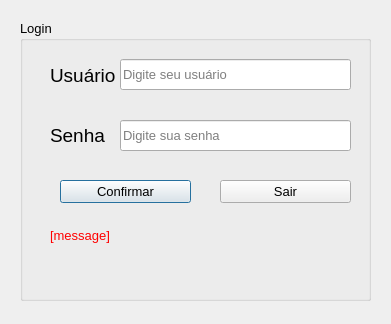
bruno-bert/nfpauto, file login.ui: the form before one commit.
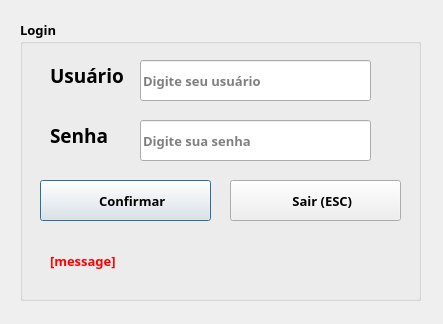
The form after the commit. Icons and pictures are not drawn.

What changed in the file:
```diff
--- a/login.ui
+++ b/login.ui
@@ -6,7 +6,7 @@
    <rect>
     <x>0</x>
     <y>0</y>
-    <width>391</width>
+    <width>443</width>
     <height>324</height>
    </rect>
   </property>
@@ -23,10 +23,17 @@
     <rect>
      <x>20</x>
      <y>20</y>
-     <width>351</width>
+     <width>401</width>
      <height>281</height>
     </rect>
    </property>
+   <property name="font">
+    <font>
+     <family>Montserrat Alternates SemiBold</family>
+     <weight>75</weight>
+     <bold>true</bold>
+    </font>
+   </property>
    <property name="title">
     <string>Login</string>
    </property>
@@ -34,14 +41,17 @@
     <property name="geometry">
      <rect>
       <x>30</x>
-      <y>200</y>
+      <y>220</y>
       <width>291</width>
-      <height>31</height>
+      <height>41</height>
      </rect>
     </property>
     <property name="font">
      <font>
+      <family>Montserrat Alternates SemiBold</family>
       <pointsize>10</pointsize>
+      <weight>75</weight>
+      <bold>true</bold>
      </font>
     </property>
     <property name="styleSheet">
@@ -59,13 +69,16 @@
      <rect>
       <x>30</x>
       <y>40</y>
-      <width>71</width>
+      <width>81</width>
       <height>31</height>
      </rect>
     </property>
     <property name="font">
      <font>
+      <family>Montserrat Alternates SemiBold</family>
       <pointsize>14</pointsize>
+      <weight>75</weight>
+      <bold>true</bold>
      </font>
     </property>
     <property name="text">
@@ -83,7 +96,10 @@
     </property>
     <property name="font">
      <font>
+      <family>Montserrat Alternates SemiBold</family>
       <pointsize>14</pointsize>
+      <weight>75</weight>
+      <bold>true</bold>
      </font>
     </property>
     <property name="text">
@@ -93,12 +109,19 @@
    <widget class="QLineEdit" name="txt_usuario">
     <property name="geometry">
      <rect>
-      <x>100</x>
-      <y>39</y>
+      <x>120</x>
+      <y>40</y>
       <width>231</width>
-      <height>31</height>
+      <height>41</height>
      </rect>
     </property>
+    <property name="font">
+     <font>
+      <family>Montserrat Alternates SemiBold</family>
+      <weight>75</weight>
+      <bold>true</bold>
+     </font>
+    </property>
     <property name="placeholderText">
      <string>Digite seu usuário</string>
     </property>
@@ -106,12 +129,19 @@
    <widget class="QLineEdit" name="txt_password">
     <property name="geometry">
      <rect>
-      <x>100</x>
+      <x>120</x>
       <y>100</y>
       <width>231</width>
-      <height>31</height>
+      <height>41</height>
      </rect>
     </property>
+    <property name="font">
+     <font>
+      <family>Montserrat Alternates SemiBold</family>
+      <weight>75</weight>
+      <bold>true</bold>
+     </font>
+    </property>
     <property name="echoMode">
      <enum>QLineEdit::Password</enum>
     </property>
@@ -122,27 +152,55 @@
    <widget class="QPushButton" name="btn_login">
     <property name="geometry">
      <rect>
-      <x>40</x>
+      <x>20</x>
       <y>160</y>
-      <width>131</width>
-      <height>23</height>
+      <width>171</width>
+      <height>41</height>
      </rect>
     </property>
+    <property name="font">
+     <font>
+      <family>Montserrat Alternates SemiBold</family>
+      <weight>75</weight>
+      <bold>true</bold>
+     </font>
+    </property>
     <property name="text">
-     <string>Confirmar</string>
+     <string>    Confirmar</string>
+    </property>
+    <property name="icon">
+     <iconset>
+      <normaloff>assets/icons/key.png</normaloff>assets/icons/key.png</iconset>
+    </property>
+    <property name="iconSize">
+     <size>
+      <width>24</width>
+      <height>24</height>
+     </size>
     </property>
    </widget>
    <widget class="QPushButton" name="btn_cancel">
     <property name="geometry">
      <rect>
-      <x>200</x>
+      <x>210</x>
       <y>160</y>
-      <width>131</width>
-      <height>23</height>
+      <width>171</width>
+      <height>41</height>
      </rect>
     </property>
+    <property name="font">
+     <font>
+      <family>Montserrat Alternates SemiBold</family>
+      <weight>75</weight>
+      <bold>true</bold>
+     </font>
+    </property>
     <property name="text">
-     <string>Sair</string>
+     <string>    Sair (ESC)</string>
+    </property>
+    <property name="icon">
+     <iconset>
+      <normaloff>assets/icons/cancel.png</normaloff>assets/icons/cancel.png</iconset>
     </property>
    </widget>
   </widget>
```
Left out of the diff: 3 changed lines with no effect on the pictures.
